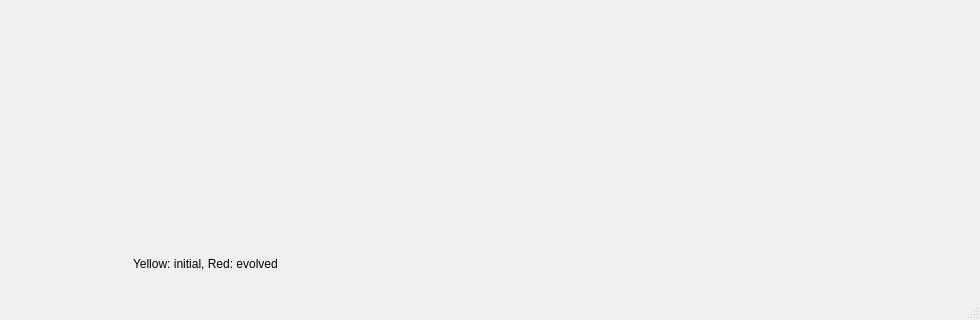
This is ui/main.ui in aliaa-mahmoud/edge-contour-lab as Qt 5 draws it before an edit; both pictures show x 300 to 1280 and y 480 to 800 of the 1280 by 800 pixel window. The edited form follows.
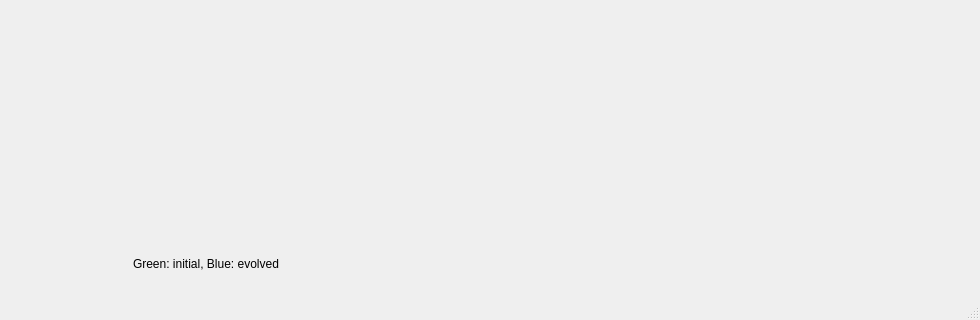
This is the edited form. The open tabs and pages were chosen to show the change.

```diff
--- a/ui/main.ui
+++ b/ui/main.ui
@@ -538,7 +538,7 @@
            <item>
             <widget class="QLabel" name="snakeLegendLbl">
              <property name="text">
-              <string>Yellow: initial, Red: evolved</string>
+              <string>Green: initial, Blue: evolved</string>
              </property>
             </widget>
            </item>
```
